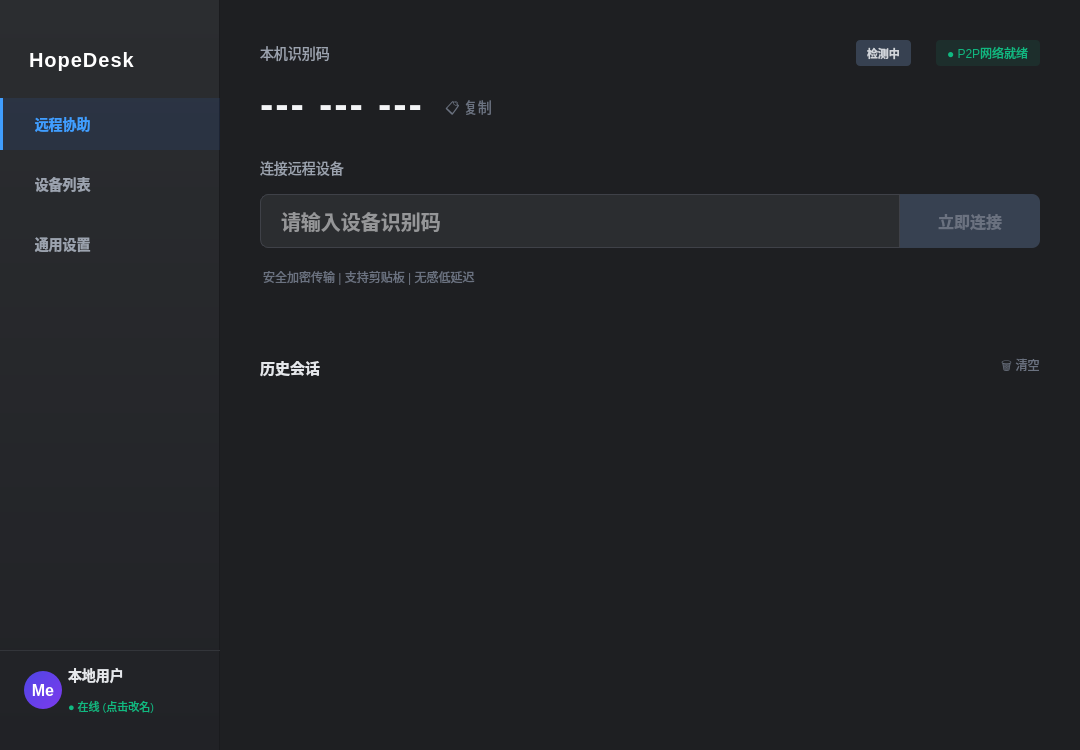
Old version of the form HopeDeskNative/mainwindow.ui in the repository HopeTiga/HopeDesk.
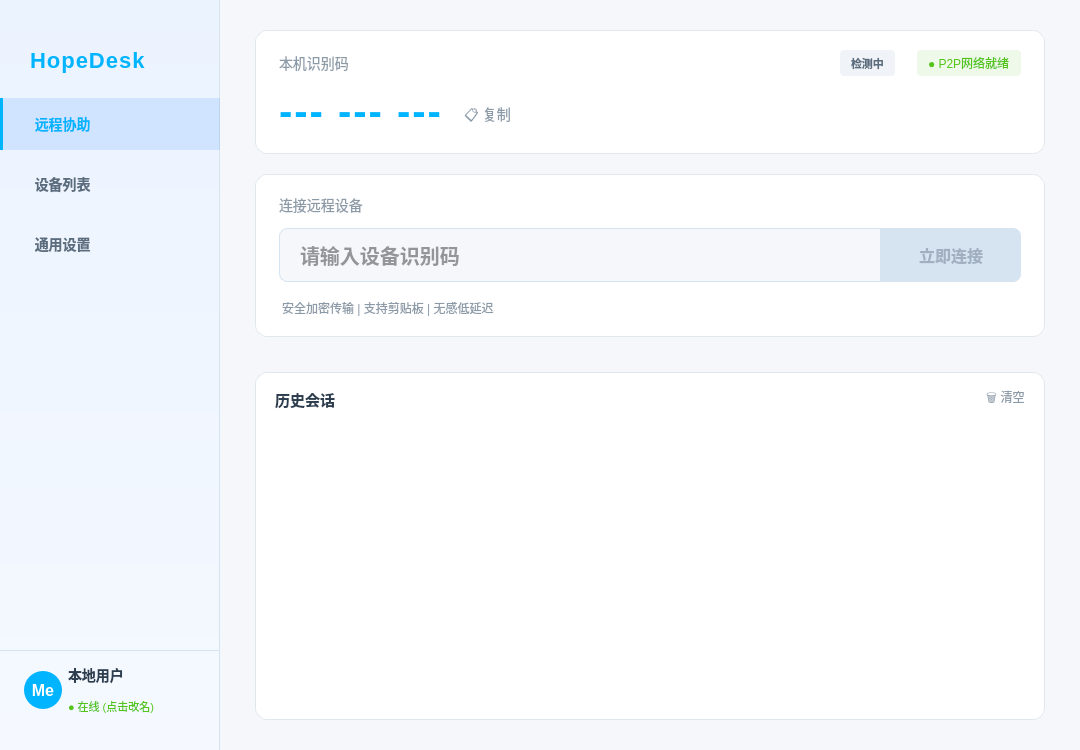
New version of the form.

```diff
--- a/HopeDeskNative/mainwindow.ui
+++ b/HopeDeskNative/mainwindow.ui
@@ -15,11 +15,11 @@
   </property>
   <property name="styleSheet">
    <string notr="true">
-/* 全局设定 */
+/* 全局设定 - ToDesk 风格蓝白主题 */
 QMainWindow {
-    background-color: #1E1F22;
-    color: #FFFFFF;
-    font-family: &quot;Microsoft YaHei UI&quot;, &quot;Segoe UI&quot;, sans-serif;
+    background-color: #F5F7FA;
+    color: #333333;
+    font-family: "Microsoft YaHei UI", "Segoe UI", sans-serif;
 }
 QWidget { outline: none; }
 
@@ -31,7 +31,7 @@
     margin: 0px;
 }
 QScrollBar::handle:vertical {
-    background: #3F4148;
+    background: #D0D8E0;
     min-height: 20px;
     border-radius: 3px;
 }
@@ -84,13 +84,13 @@
       <property name="styleSheet">
        <string notr="true">
 QWidget#sideBar {
-    /* 侧边栏微渐变 */
-    background: qlineargradient(x1:0, y1:0, x2:0, y2:1, stop:0 #2B2D30, stop:1 #212226);
-    border-right: 1px solid #1A1B1E;
+    /* 侧边栏淡蓝白渐变 */
+    background: qlineargradient(x1:0, y1:0, x2:0, y2:1, stop:0 #EBF3FF, stop:1 #F5F9FF);
+    border-right: 1px solid #D6E3F0;
 }
 QPushButton {
     background-color: transparent;
-    color: #9CA3AF;
+    color: #5A6C7D;
     text-align: left;
     padding-left: 24px;
     border: none;
@@ -104,18 +104,18 @@
     color: #FFFFFF;
 }
 QPushButton:checked {
-    background-color: rgba(51, 122, 255, 0.1);
-    color: #409EFF;
+    background-color: rgba(0, 114, 255, 0.12);
+    color: #00B4FF;
     font-weight: bold;
-    border-left: 3px solid #409EFF;
+    border-left: 3px solid #00B4FF;
 }
 QLabel#userNameLabel {
-    color: #E5E7EB;
+    color: #2C3E50;
     font-weight: bold;
     font-size: 14px;
 }
 QLabel#userStatusLabel {
-    color: #10B981; /* 在线绿色 */
+    color: #52C41A;
     font-size: 11px;
 }
 </string>
@@ -145,7 +145,7 @@
           </size>
          </property>
          <property name="styleSheet">
-          <string notr="true">padding-left: 24px; font-size: 20px; font-weight: 900; color: #FFFFFF; font-family: &quot;Arial&quot;; letter-spacing: 1px;</string>
+          <string notr="true">padding-left: 24px; font-size: 22px; font-weight: 900; color: #00B4FF; font-family: "Arial"; letter-spacing: 1px;</string>
          </property>
          <property name="text">
           <string>HopeDesk</string>
@@ -230,7 +230,7 @@
          <property name="styleSheet">
           <string notr="true">
 QFrame#userFrame {
-    border-top: 1px solid #33353A;
+    border-top: 1px solid #D6E3F0;
     background: transparent;
 }
 QFrame#userFrame:hover {
@@ -260,7 +260,7 @@
             </property>
             <property name="styleSheet">
              <string notr="true">
-background: qlineargradient(x1:0, y1:0, x2:1, y2:1, stop:0 #4F46E5, stop:1 #7C3AED); 
+background: qlineargradient(x1:0, y1:0, x2:1, y2:1, stop:0 #00B4FF, stop:1 #00B4FF); 
 border-radius: 19px; 
 color: white; 
 font-weight: bold; 
@@ -309,47 +309,53 @@
       <widget class="QWidget" name="pageHome">
        <layout class="QVBoxLayout" name="verticalLayout_Home">
         <property name="spacing">
-         <number>30</number>
+         <number>20</number>
         </property>
         <property name="leftMargin">
-         <number>40</number>
+         <number>35</number>
         </property>
         <property name="topMargin">
-         <number>40</number>
+         <number>30</number>
         </property>
         <property name="rightMargin">
-         <number>40</number>
+         <number>35</number>
         </property>
         <property name="bottomMargin">
-         <number>40</number>
+         <number>30</number>
         </property>
         <item>
          <widget class="QWidget" name="containerMyDevice" native="true">
           <property name="styleSheet">
-           <string notr="true">background: transparent; </string>
+           <string notr="true">
+QWidget#containerMyDevice {
+    background-color: #FFFFFF;
+    border-radius: 12px;
+    border: 1px solid #E1E8ED;
+}
+QLabel { background: transparent; }</string>
           </property>
           <layout class="QVBoxLayout" name="verticalLayout_My">
            <property name="spacing">
-            <number>15</number>
+            <number>12</number>
            </property>
            <property name="leftMargin">
-            <number>0</number>
+            <number>24</number>
            </property>
            <property name="topMargin">
-            <number>0</number>
+            <number>20</number>
            </property>
            <property name="rightMargin">
-            <number>0</number>
+            <number>24</number>
            </property>
            <property name="bottomMargin">
-            <number>0</number>
+            <number>20</number>
            </property>
            <item>
             <layout class="QHBoxLayout" name="horizontalLayout_MyHeader">
              <item>
               <widget class="QLabel" name="labelTitleMy">
                <property name="styleSheet">
-                <string notr="true">color: #9CA3AF; font-size: 14px;</string>
+                <string notr="true">color: #8C9AA8; font-size: 14px;</string>
                </property>
                <property name="text">
                 <string>本机识别码</string>
@@ -377,8 +383,8 @@
                <property name="styleSheet">
                 <string notr="true">
     QLabel {
-        background-color: #374151;
-        color: #D1D5DB;
+        background-color: #F0F4F8;
+        color: #5A6C7D;
         border-radius: 4px;
         padding: 4px 8px;
         font-size: 11px;
@@ -386,14 +392,14 @@
         margin-right: 10px;
     }
     QLabel[type=&quot;p2p&quot;] {
-        background-color: rgba(16, 185, 129, 0.2);
-        color: #10B981;
-        border: 1px solid rgba(16, 185, 129, 0.3);
+        background-color: rgba(82, 196, 26, 0.15);
+        color: #52C41A;
+        border: 1px solid rgba(82, 196, 26, 0.3);
     }
     QLabel[type=&quot;relay&quot;] {
-        background-color: rgba(245, 158, 11, 0.2);
-        color: #F59E0B;
-        border: 1px solid rgba(245, 158, 11, 0.3);
+        background-color: rgba(255, 161, 22, 0.15);
+        color: #FFA116;
+        border: 1px solid rgba(255, 161, 22, 0.3);
     }</string>
                </property>
                <property name="text">
@@ -405,9 +411,9 @@
               <widget class="QLabel" name="connectionStatusLabel">
                <property name="styleSheet">
                 <string notr="true">
-color: #10B981; 
+color: #52C41A; 
 font-size: 12px; 
-background: rgba(16, 185, 129, 0.1); 
+background: rgba(82, 196, 26, 0.1); 
 padding: 4px 8px; 
 border-radius: 4px;</string>
                </property>
@@ -429,8 +435,8 @@
                 <string notr="true">
 font-size: 40px; 
 font-weight: bold; 
-color: #F3F4F6; 
-font-family: &quot;Segoe UI&quot;, &quot;Roboto&quot;, monospace;
+color: #00B4FF; 
+font-family: "Segoe UI", "Roboto", monospace;
 letter-spacing: 2px;</string>
                </property>
                <property name="text">
@@ -447,7 +453,7 @@
                 <string notr="true">
 QPushButton { 
     border: none; 
-    color: #6B7280; 
+    color: #8C9AA8; 
     font-size: 14px; 
     padding-top: 10px;
 }
@@ -481,28 +487,34 @@
         <item>
          <widget class="QWidget" name="containerRemote" native="true">
           <property name="styleSheet">
-           <string notr="true">background: transparent;</string>
+           <string notr="true">
+QWidget#containerRemote {
+    background-color: #FFFFFF;
+    border-radius: 12px;
+    border: 1px solid #E1E8ED;
+}
+QLabel { background: transparent; }</string>
           </property>
           <layout class="QVBoxLayout" name="verticalLayout_Remote">
            <property name="spacing">
-            <number>15</number>
+            <number>12</number>
            </property>
            <property name="leftMargin">
-            <number>0</number>
+            <number>24</number>
            </property>
            <property name="topMargin">
-            <number>0</number>
+            <number>20</number>
            </property>
            <property name="rightMargin">
-            <number>0</number>
+            <number>24</number>
            </property>
            <property name="bottomMargin">
-            <number>0</number>
+            <number>20</number>
            </property>
            <item>
             <widget class="QLabel" name="labelTitleRemote">
              <property name="styleSheet">
-              <string notr="true">color: #9CA3AF; font-size: 14px;</string>
+              <string notr="true">color: #8C9AA8; font-size: 14px;</string>
              </property>
              <property name="text">
               <string>连接远程设备</string>
@@ -525,11 +537,11 @@
                <property name="styleSheet">
                 <string notr="true">
 QLineEdit {
-    background-color: #2B2D30;
-    border: 1px solid #3F4148;
+    background-color: #F5F7FA;
+    border: 1px solid #D6E3F0;
     border-top-left-radius: 8px;
     border-bottom-left-radius: 8px;
-    color: #FFFFFF;
+    color: #333333;
     font-size: 20px;
     padding-left: 18px;
     font-weight: 500;
@@ -564,8 +576,8 @@
                <property name="styleSheet">
                 <string notr="true">
 QPushButton {
-    /* 渐变按钮增加质感 */
-    background: qlineargradient(x1:0, y1:0, x2:1, y2:0, stop:0 #3B82F6, stop:1 #2563EB);
+    /* ToDesk 风格蓝色渐变按钮 */
+    background: qlineargradient(x1:0, y1:0, x2:1, y2:0, stop:0 #00B4FF, stop:1 #00B4FF);
     color: white;
     border-top-right-radius: 8px;
     border-bottom-right-radius: 8px;
@@ -580,8 +592,8 @@
     background: #1D4ED8;
 }
 QPushButton:disabled {
-    background-color: #374151;
-    color: #6B7280;
+    background-color: #D6E3F0;
+    color: #A0B0C0;
 }</string>
                </property>
                <property name="text">
@@ -594,7 +606,7 @@
            <item>
             <widget class="QLabel" name="remoteStatusLabel">
              <property name="styleSheet">
-              <string notr="true">color: #6B7280; font-size: 12px; margin-top: 5px;</string>
+              <string notr="true">color: #8C9AA8; font-size: 12px; margin-top: 5px;</string>
              </property>
              <property name="text">
               <string>安全加密传输 | 支持剪贴板 | 无感低延迟</string>
@@ -615,17 +627,44 @@
           <property name="sizeHint" stdset="0">
            <size>
             <width>20</width>
-            <height>40</height>
+            <height>15</height>
            </size>
           </property>
          </spacer>
         </item>
+        <item>
+         <widget class="QWidget" name="containerHistory" native="true">
+          <property name="styleSheet">
+           <string notr="true">
+QWidget#containerHistory {
+    background-color: #FFFFFF;
+    border-radius: 12px;
+    border: 1px solid #E1E8ED;
+}
+QLabel { background: transparent; }</string>
+          </property>
+          <layout class="QVBoxLayout" name="verticalLayout_History">
+           <property name="spacing">
+            <number>10</number>
+           </property>
+           <property name="leftMargin">
+            <number>20</number>
+           </property>
+           <property name="topMargin">
+            <number>16</number>
+           </property>
+           <property name="rightMargin">
+            <number>20</number>
+           </property>
+           <property name="bottomMargin">
+            <number>16</number>
+           </property>
         <item>
          <layout class="QHBoxLayout" name="horizontalLayout_HistoryHeader">
           <item>
            <widget class="QLabel" name="labelRecentTitle">
             <property name="styleSheet">
-             <string notr="true">font-size: 15px; font-weight: bold; color: #E5E7EB;</string>
+                <string notr="true">font-size: 15px; font-weight: bold; color: #2C3E50;</string>
             </property>
             <property name="text">
              <string>历史会话</string>
@@ -655,8 +694,8 @@
             </property>
             <property name="styleSheet">
              <string notr="true">
-QPushButton { color: #6B7280; border: none; font-size: 12px; }
-QPushButton:hover { color: #EF4444; }</string>
+QPushButton { color: #8C9AA8; border: none; font-size: 12px; }
+QPushButton:hover { color: #FF4D4F; }</string>
             </property>
             <property name="text">
              <string>🗑 清空</string>
@@ -667,6 +706,12 @@
         </item>
         <item>
          <widget class="QListWidget" name="recentListWidget">
+             <property name="minimumSize">
+              <size>
+               <width>0</width>
+               <height>80</height>
+              </size>
+             </property>
           <property name="styleSheet">
            <string notr="true">
 QListWidget {
@@ -675,20 +720,20 @@
     outline: none;
 }
 QListWidget::item {
-    background-color: #2B2D30;
+    background-color: #F5F7FA;
     border-radius: 8px;
-    color: #F3F4F6;
+    color: #2C3E50;
     margin-right: 12px;
     margin-bottom: 5px;
-    border: 1px solid #374151;
+    border: 1px solid #E1E8ED;
 }
 QListWidget::item:hover {
     background-color: #32343A;
     border-color: #4B5563;
 }
 QListWidget::item:selected {
-    border: 1px solid #3B82F6;
-    background-color: #2B2D30;
+    border: 1px solid #00B4FF;
+    background-color: #F0F7FF;
 }</string>
           </property>
           <property name="flow">
@@ -710,6 +755,9 @@
         </item>
        </layout>
       </widget>
+        </item>
+       </layout>
+      </widget>
       <widget class="QWidget" name="pageDevices">
        <layout class="QHBoxLayout" name="horizontalLayout_Dev">
         <property name="spacing">
```
Left out of the diff: 124 changed lines with no effect on the pictures. Lines whose indentation alone changed are shown as unchanged.
